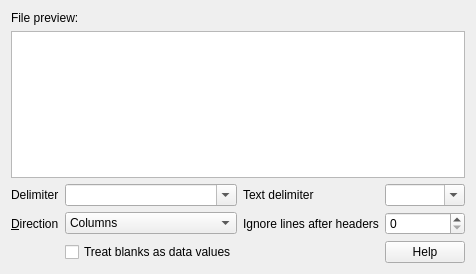
veusz/veusz, file dialogs/import_csv.ui: the form before one commit.
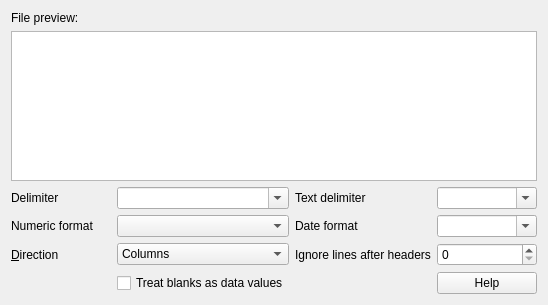
The form after the commit. Custom widgets are drawn as their Qt base class.

Commit message: Add CSV import option for numerical locale (system/english/european)

Patch:
```diff
--- a/dialogs/import_csv.ui
+++ b/dialogs/import_csv.ui
@@ -6,8 +6,8 @@
    <rect>
     <x>0</x>
     <y>0</y>
-    <width>380</width>
-    <height>274</height>
+    <width>548</width>
+    <height>305</height>
    </rect>
   </property>
   <layout class="QVBoxLayout" name="verticalLayout_3">
@@ -64,6 +64,37 @@
        </property>
       </widget>
      </item>
+     <item row="1" column="0">
+      <widget class="QLabel" name="label_2">
+       <property name="text">
+        <string>Numeric format</string>
+       </property>
+      </widget>
+     </item>
+     <item row="1" column="1">
+      <widget class="HistoryValueCombo" name="csvnumfmtcombo">
+       <property name="toolTip">
+        <string>Numerical format of numbers in file:
+ System - what this computer is set to use
+ English - format 123,456.78
+ European - format 123.456,78</string>
+       </property>
+      </widget>
+     </item>
+     <item row="1" column="2">
+      <widget class="QLabel" name="label_3">
+       <property name="text">
+        <string>Date format</string>
+       </property>
+      </widget>
+     </item>
+     <item row="1" column="3">
+      <widget class="HistoryCombo" name="csvdatefmtcombo">
+       <property name="editable">
+        <bool>true</bool>
+       </property>
+      </widget>
+     </item>
      <item row="2" column="0">
       <widget class="QLabel" name="label_4">
        <property name="text">
@@ -91,16 +122,6 @@
        </item>
       </widget>
      </item>
-     <item row="3" column="3">
-      <widget class="QPushButton" name="csvhelpbutton">
-       <property name="toolTip">
-        <string>Help on how CSV files should be formatted</string>
-       </property>
-       <property name="text">
-        <string>Help</string>
-       </property>
-      </widget>
-     </item>
      <item row="2" column="2">
       <widget class="QLabel" name="label">
        <property name="text">
@@ -122,6 +143,16 @@
        </property>
       </widget>
      </item>
+     <item row="3" column="3">
+      <widget class="QPushButton" name="csvhelpbutton">
+       <property name="toolTip">
+        <string>Help on how CSV files should be formatted</string>
+       </property>
+       <property name="text">
+        <string>Help</string>
+       </property>
+      </widget>
+     </item>
     </layout>
    </item>
   </layout>
@@ -142,6 +173,11 @@
    <extends>QCheckBox</extends>
    <header>historycheck.h</header>
   </customwidget>
+  <customwidget>
+   <class>HistoryValueCombo</class>
+   <extends>QComboBox</extends>
+   <header>historyvaluecombo.h</header>
+  </customwidget>
  </customwidgets>
  <resources/>
  <connections/>
```
Left out of the diff: 4 changed lines with no effect on the pictures. The commit also changes 6 other files.
